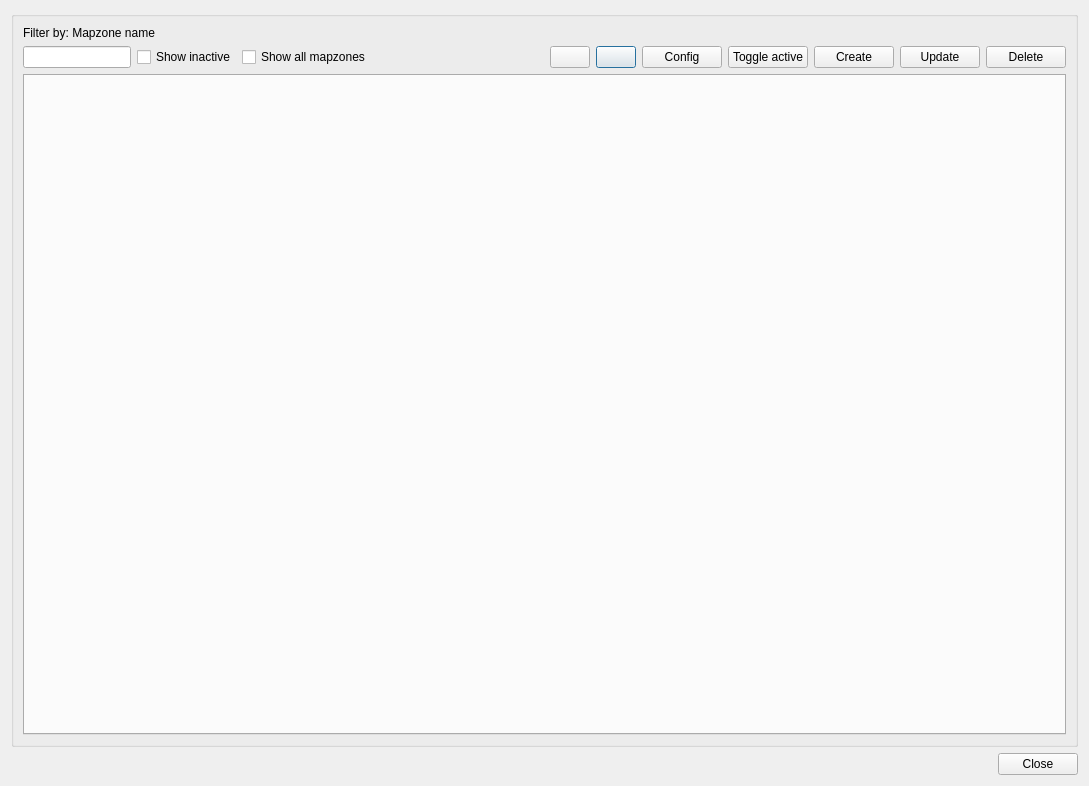
The window that core/ui/toolbars/utilities/mapzone_manager.ui (Giswater/giswater_qgis_plugin) describes before a commit, drawn with Qt 5.
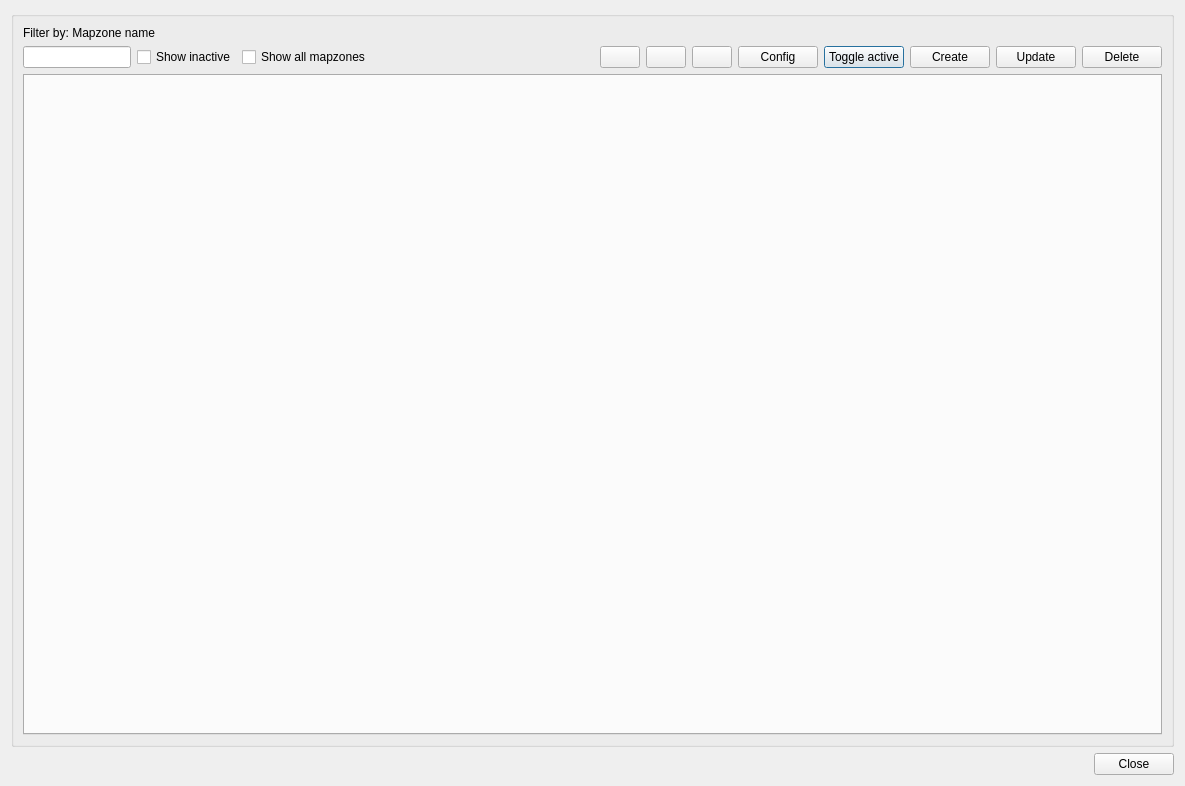
The same window after the commit.

Commit message: feat(mapzone_manager): add new btn flood_from_node logic, TODO function for this btn

What changed in the file:
```diff
--- a/core/ui/toolbars/utilities/mapzone_manager.ui
+++ b/core/ui/toolbars/utilities/mapzone_manager.ui
@@ -6,7 +6,7 @@
    <rect>
     <x>0</x>
     <y>0</y>
-    <width>1089</width>
+    <width>1185</width>
     <height>786</height>
    </rect>
   </property>
@@ -26,16 +26,68 @@
       <string/>
      </property>
      <layout class="QGridLayout" name="verticalLayout_3">
-      <item row="6" column="0" colspan="12">
+      <item row="6" column="0" colspan="13">
        <widget class="QTabWidget" name="main_tab"/>
       </item>
-      <item row="5" column="6">
-       <widget class="QPushButton" name="btn_execute">
+      <item row="4" column="0" colspan="2">
+       <widget class="QLabel" name="lbl_mapzone_name">
+        <property name="text">
+         <string>Filter by: Mapzone name</string>
+        </property>
+       </widget>
+      </item>
+      <item row="5" column="4">
+       <widget class="QLabel" name="lbl_vdefault_workspace">
+        <property name="sizePolicy">
+         <sizepolicy hsizetype="Fixed" vsizetype="Preferred">
+          <horstretch>0</horstretch>
+          <verstretch>0</verstretch>
+         </sizepolicy>
+        </property>
         <property name="text">
          <string/>
         </property>
        </widget>
       </item>
+      <item row="5" column="9">
+       <widget class="QPushButton" name="btn_toggle_active">
+        <property name="sizePolicy">
+         <sizepolicy hsizetype="Fixed" vsizetype="Fixed">
+          <horstretch>0</horstretch>
+          <verstretch>0</verstretch>
+         </sizepolicy>
+        </property>
+        <property name="text">
+         <string>Toggle active</string>
+        </property>
+       </widget>
+      </item>
+      <item row="5" column="10">
+       <widget class="QPushButton" name="btn_create">
+        <property name="sizePolicy">
+         <sizepolicy hsizetype="Fixed" vsizetype="Fixed">
+          <horstretch>0</horstretch>
+          <verstretch>0</verstretch>
+         </sizepolicy>
+        </property>
+        <property name="text">
+         <string>Create</string>
+        </property>
+       </widget>
+      </item>
+      <item row="5" column="11">
+       <widget class="QPushButton" name="btn_update">
+        <property name="sizePolicy">
+         <sizepolicy hsizetype="Fixed" vsizetype="Fixed">
+          <horstretch>0</horstretch>
+          <verstretch>0</verstretch>
+         </sizepolicy>
+        </property>
+        <property name="text">
+         <string>Update</string>
+        </property>
+       </widget>
+      </item>
       <item row="5" column="2">
        <widget class="QCheckBox" name="chk_show_all">
         <property name="toolTip">
@@ -46,10 +98,17 @@
         </property>
        </widget>
       </item>
-      <item row="5" column="4">
-       <widget class="QLabel" name="lbl_vdefault_workspace">
+      <item row="5" column="6">
+       <widget class="QPushButton" name="btn_execute">
+        <property name="text">
+         <string/>
+        </property>
+       </widget>
+      </item>
+      <item row="5" column="0">
+       <widget class="QLineEdit" name="txt_name">
         <property name="sizePolicy">
-         <sizepolicy hsizetype="Fixed" vsizetype="Preferred">
+         <sizepolicy hsizetype="Fixed" vsizetype="Fixed">
           <horstretch>0</horstretch>
           <verstretch>0</verstretch>
          </sizepolicy>
@@ -59,13 +118,6 @@
         </property>
        </widget>
       </item>
-      <item row="5" column="1">
-       <widget class="QCheckBox" name="chk_active">
-        <property name="text">
-         <string>Show inactive</string>
-        </property>
-       </widget>
-      </item>
       <item row="5" column="3">
        <spacer name="horizontalSpacer_2">
         <property name="orientation">
@@ -79,46 +131,14 @@
         </property>
        </spacer>
       </item>
-      <item row="5" column="8">
-       <widget class="QPushButton" name="btn_toggle_active">
-        <property name="sizePolicy">
-         <sizepolicy hsizetype="Fixed" vsizetype="Fixed">
-          <horstretch>0</horstretch>
-          <verstretch>0</verstretch>
-         </sizepolicy>
-        </property>
+      <item row="5" column="1">
+       <widget class="QCheckBox" name="chk_active">
         <property name="text">
-         <string>Toggle active</string>
+         <string>Show inactive</string>
         </property>
        </widget>
       </item>
-      <item row="5" column="0">
-       <widget class="QLineEdit" name="txt_name">
-        <property name="sizePolicy">
-         <sizepolicy hsizetype="Fixed" vsizetype="Fixed">
-          <horstretch>0</horstretch>
-          <verstretch>0</verstretch>
-         </sizepolicy>
-        </property>
-        <property name="text">
-         <string/>
-        </property>
-       </widget>
-      </item>
-      <item row="5" column="9">
-       <widget class="QPushButton" name="btn_create">
-        <property name="sizePolicy">
-         <sizepolicy hsizetype="Fixed" vsizetype="Fixed">
-          <horstretch>0</horstretch>
-          <verstretch>0</verstretch>
-         </sizepolicy>
-        </property>
-        <property name="text">
-         <string>Create</string>
-        </property>
-       </widget>
-      </item>
-      <item row="5" column="11">
+      <item row="5" column="12">
        <widget class="QPushButton" name="btn_delete">
         <property name="sizePolicy">
          <sizepolicy hsizetype="Fixed" vsizetype="Fixed">
@@ -131,39 +151,6 @@
         </property>
        </widget>
       </item>
-      <item row="5" column="7">
-       <widget class="QPushButton" name="btn_config">
-        <property name="sizePolicy">
-         <sizepolicy hsizetype="Fixed" vsizetype="Fixed">
-          <horstretch>0</horstretch>
-          <verstretch>0</verstretch>
-         </sizepolicy>
-        </property>
-        <property name="text">
-         <string>Config</string>
-        </property>
-       </widget>
-      </item>
-      <item row="4" column="0" colspan="2">
-       <widget class="QLabel" name="lbl_mapzone_name">
-        <property name="text">
-         <string>Filter by: Mapzone name</string>
-        </property>
-       </widget>
-      </item>
-      <item row="5" column="10">
-       <widget class="QPushButton" name="btn_update">
-        <property name="sizePolicy">
-         <sizepolicy hsizetype="Fixed" vsizetype="Fixed">
-          <horstretch>0</horstretch>
-          <verstretch>0</verstretch>
-         </sizepolicy>
-        </property>
-        <property name="text">
-         <string>Update</string>
-        </property>
-       </widget>
-      </item>
       <item row="5" column="5">
        <widget class="QPushButton" name="btn_flood">
         <property name="text">
@@ -171,6 +158,26 @@
         </property>
        </widget>
       </item>
+      <item row="5" column="8">
+       <widget class="QPushButton" name="btn_config">
+        <property name="sizePolicy">
+         <sizepolicy hsizetype="Fixed" vsizetype="Fixed">
+          <horstretch>0</horstretch>
+          <verstretch>0</verstretch>
+         </sizepolicy>
+        </property>
+        <property name="text">
+         <string>Config</string>
+        </property>
+       </widget>
+      </item>
+      <item row="5" column="7">
+       <widget class="QPushButton" name="btn_flood_from_node">
+        <property name="text">
+         <string/>
+        </property>
+       </widget>
+      </item>
      </layout>
     </widget>
    </item>
```
The commit also changes 2 other files.
